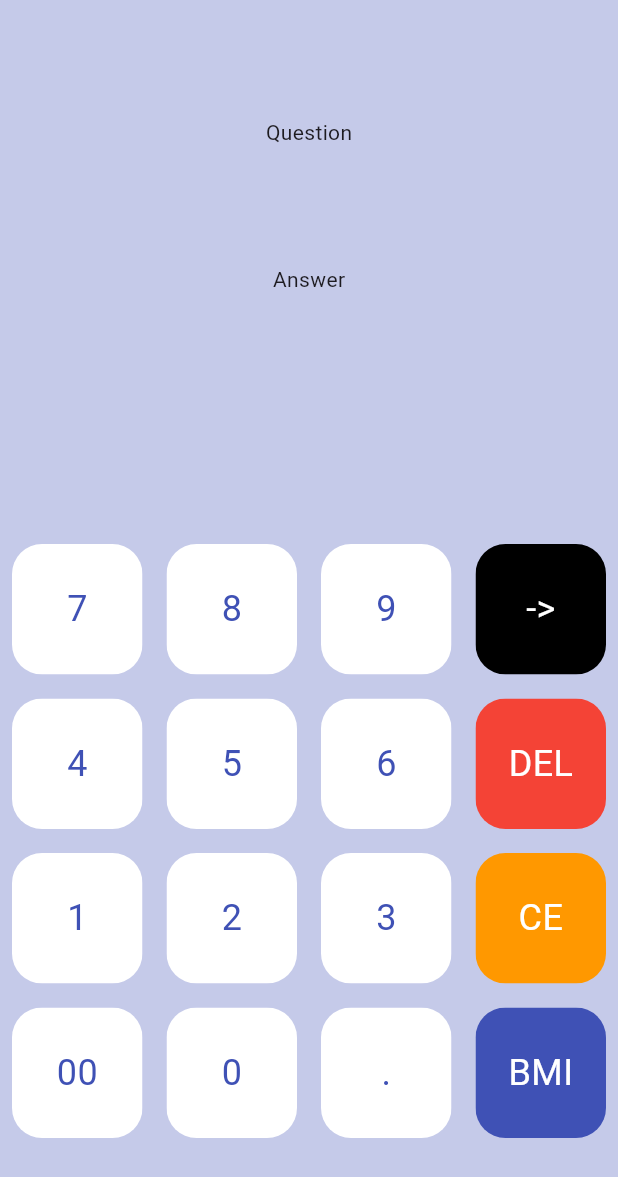
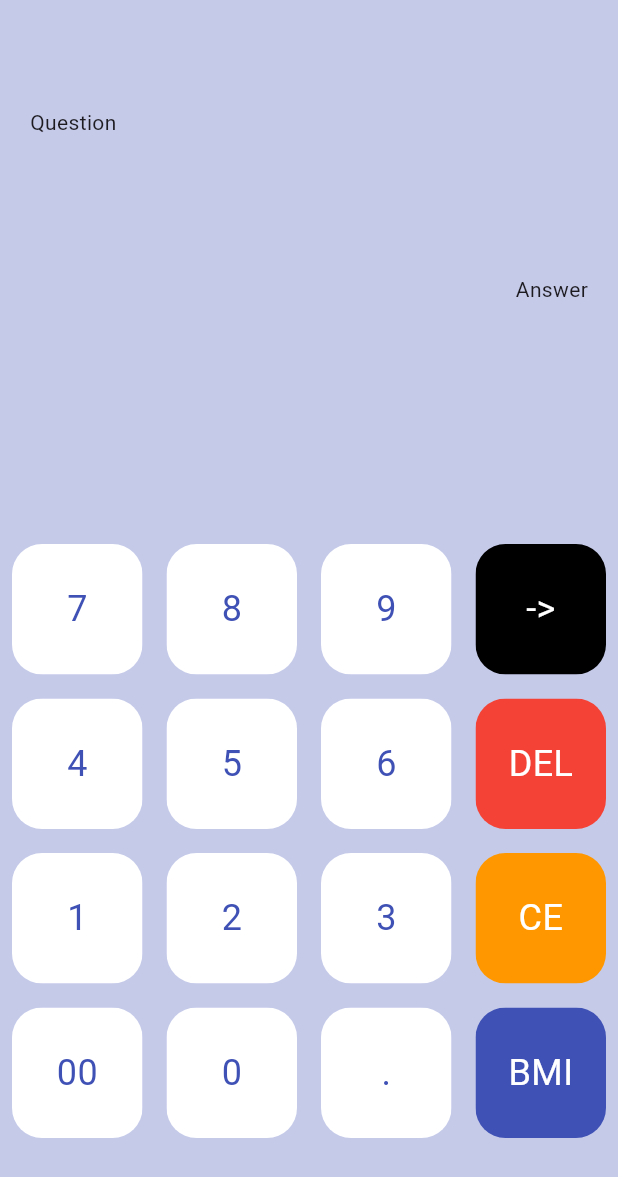
Before and after one commit to Davazano/BMI_Calculator, a Flutter app: the screen it shows after launch, on a phone screen of 412 x 824 dp. Shown: the top 1177 px of the screen. Run offline on Flutter 3.47's test engine with Material 3 defaults, Android fonts, the phone set to English and light mode, and no system bars.

Commit message:
Aligned text in first expanded element

```diff
--- a/lib/pages/bmi_calculator.dart
+++ b/lib/pages/bmi_calculator.dart
@@ -43,7 +43,18 @@ class _BmiCalculatorState extends State<BmiCalculator> {
               //margin: const EdgeInsets.only(bottom: 0.0),
               child: Column(
                 mainAxisAlignment: MainAxisAlignment.spaceEvenly,
-                children: <Widget>[Text(userQuestion), Text(userAnswer)],
+                children: <Widget>[
+                  Container(
+                    padding: const EdgeInsets.all(20),
+                    alignment: Alignment.centerLeft,
+                    child: Text(userQuestion),
+                  ),
+                  Container(
+                    padding: const EdgeInsets.all(20),
+                    alignment: Alignment.centerRight,
+                    child: Text(userAnswer),
+                  )
+                ],
               ),
             ),
           ),
```
